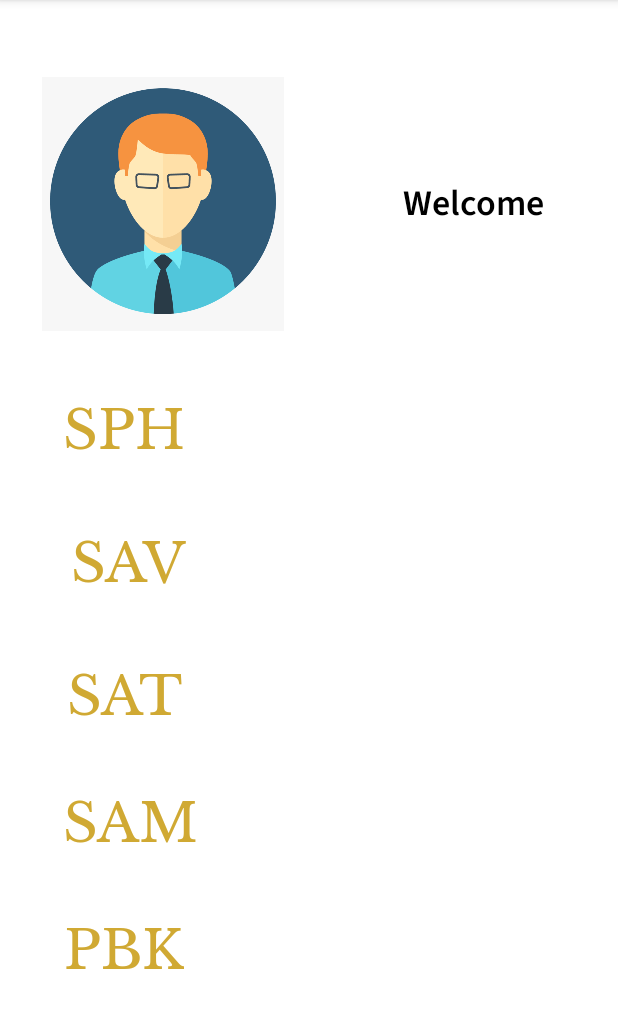
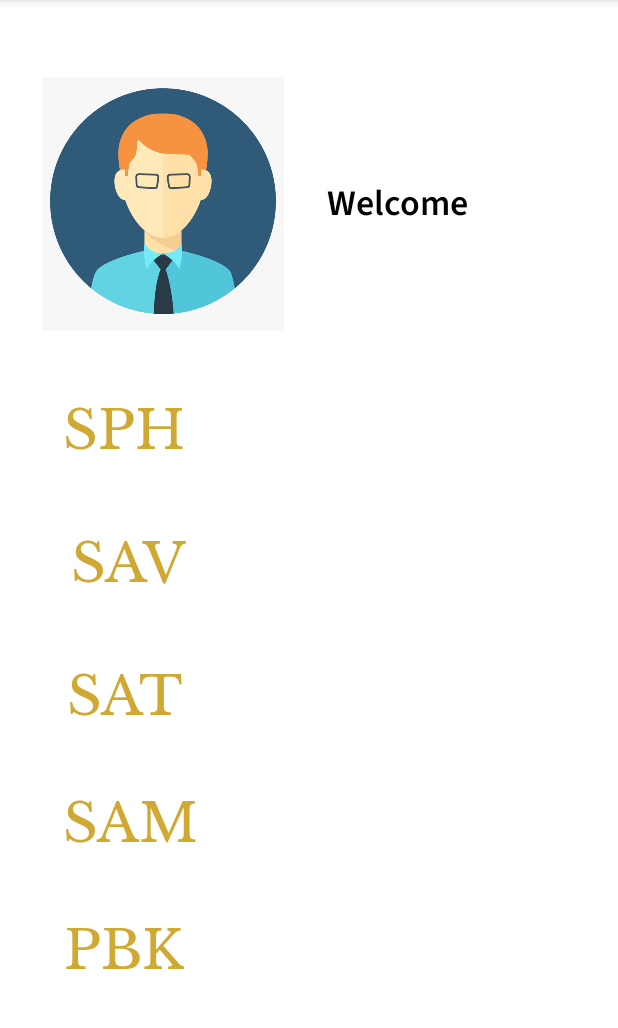
Before and after one commit to ProgrammerShray/JivanShaastra, an Android app: the HomeActivity screen opened directly, with no data from a screen before it, on a phone screen of 412 x 824 dp, the part 84-1112 px from its top. Run offline under Robolectric (Android 15) with nearby library versions, the light colour scheme and no system bars; our stand-ins replace Volley.

Commit message:
changes in home screen

```diff
--- a/app/src/main/res/layout/activity_home.xml
+++ b/app/src/main/res/layout/activity_home.xml
@@ -24,7 +24,7 @@
 
         <TextView
             android:id="@+id/user"
-            android:layout_width="match_parent"
+            android:layout_width="wrap_content"
             android:layout_height="match_parent"
             android:gravity="center"
             android:text=""
```
